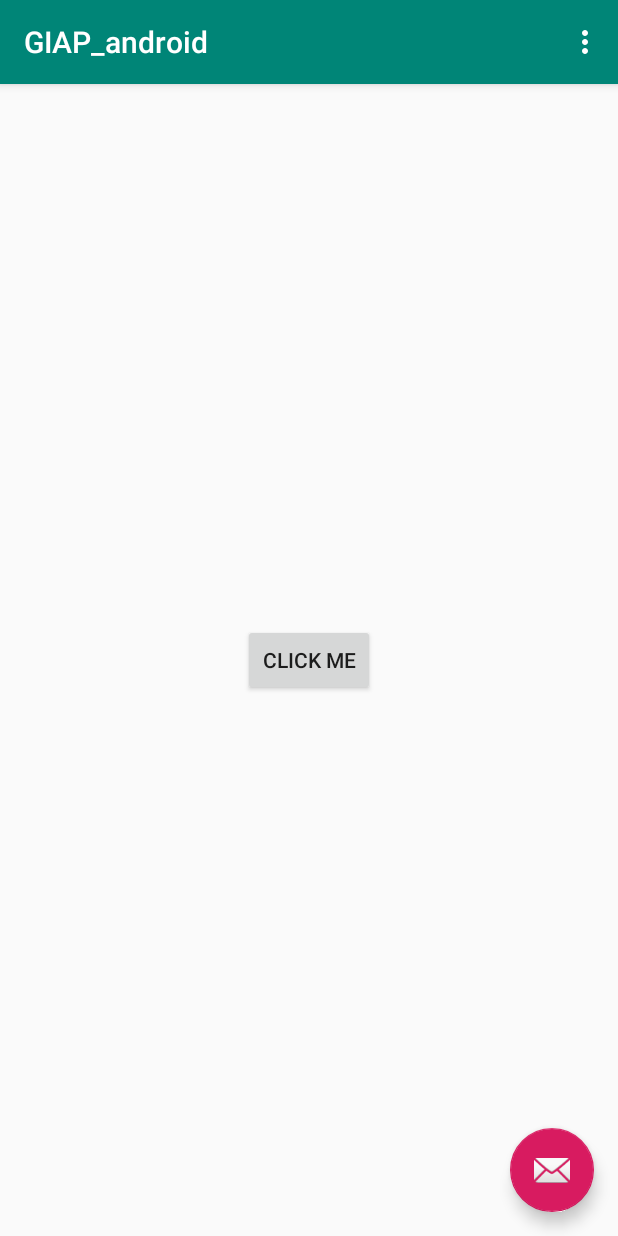
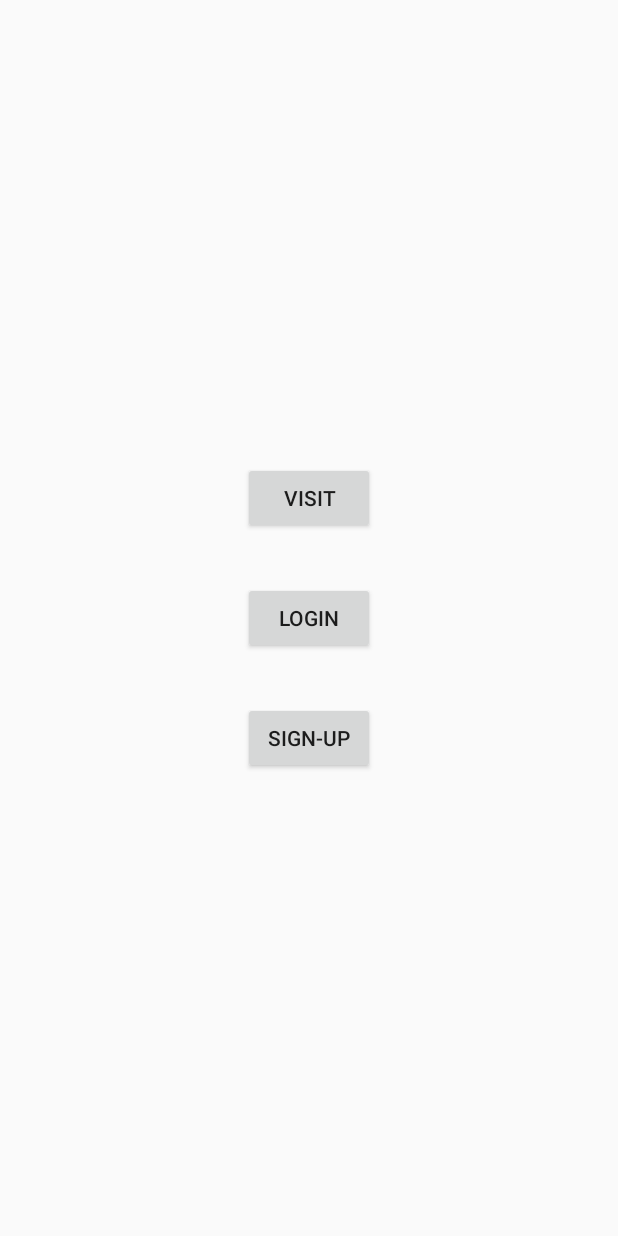
Before and after one commit to tutoruniverse/giap_android, an Android app: the screen it shows after launch (MainActivity), on a phone screen of 412 x 824 dp. Run offline under Robolectric (Android 15) with nearby library versions, the phone set to English and light mode, and no system bars; our stand-ins replace Volley.

Commit message:
feat: Add demo

```diff
--- a/example/src/main/java/ai/gotit/giap_android/MainActivity.java
+++ b/example/src/main/java/ai/gotit/giap_android/MainActivity.java
@@ -2,41 +2,39 @@ package ai.gotit.giap_android;
 
 import android.content.DialogInterface;
 import android.os.Bundle;
-import android.os.StrictMode;
-import android.view.Menu;
-import android.view.MenuItem;
+import android.text.InputType;
 import android.view.View;
 import android.widget.Button;
+import android.widget.EditText;
 
-import com.google.android.material.floatingactionbutton.FloatingActionButton;
-import com.google.android.material.snackbar.Snackbar;
+import org.json.JSONException;
+import org.json.JSONObject;
 
 import ai.gotit.giap.GIAP;
 import androidx.appcompat.app.AlertDialog;
 import androidx.appcompat.app.AppCompatActivity;
-import androidx.appcompat.widget.Toolbar;
 
 public class MainActivity extends AppCompatActivity {
-    private Integer count = 0;
+    private Button loginButton;
+    private Button signUpButton;
+    private Button visitButton;
+    private Button askButton;
+    private Button setFullNameButton;
+    private Button logoutButton;
 
     @Override
     protected void onCreate(Bundle savedInstanceState) {
         super.onCreate(savedInstanceState);
         setContentView(R.layout.activity_main);
-        Toolbar toolbar = findViewById(R.id.toolbar);
-        setSupportActionBar(toolbar);
 
-        FloatingActionButton fab = findViewById(R.id.fab);
-        fab.setOnClickListener(new View.OnClickListener() {
-            @Override
-            public void onClick(View view) {
-                Snackbar.make(view, "Replace with your own action", Snackbar.LENGTH_LONG)
-                        .setAction("Action", null).show();
-            }
-        });
+        loginButton = findViewById(R.id.login_button);
+        signUpButton = findViewById(R.id.sign_up_button);
+        visitButton = findViewById(R.id.visit_button);
+        askButton = findViewById(R.id.ask_button);
+        setFullNameButton = findViewById(R.id.set_full_name_button);
+        logoutButton = findViewById(R.id.logout_button);
 
-        StrictMode.ThreadPolicy policy = new StrictMode.ThreadPolicy.Builder().permitAll().build();
-        StrictMode.setThreadPolicy(policy);
+        setAuthState(false);
 
         final GIAP giap = GIAP.initialize(
                 "https://5e4a53406eafb7001488c319.mockapi.io",
@@ -44,48 +42,145 @@ public class MainActivity extends AppCompatActivity {
                 MainActivity.this
         );
 
-        Button btn = findViewById(R.id.click_me_btn);
-        btn.setOnClickListener(new View.OnClickListener() {
+        loginButton.setOnClickListener(new View.OnClickListener() {
             @Override
-            public void onClick(View view) {
-                //showAlert("Clicked");
-                giap.track("Hello event");
+            public void onClick(View v) {
+                showTextInputDialog(InputType.TYPE_CLASS_TEXT, "User ID", new OnSubmitDialogListener() {
+                    @Override
+                    public void onSubmit(String text) {
+                        giap.identify(text);
+                        setAuthState(true);
+                    }
+                });
+            }
+        });
+
+        signUpButton.setOnClickListener(new View.OnClickListener() {
+            @Override
+            public void onClick(View v) {
+                showTextInputDialog(InputType.TYPE_CLASS_TEXT, "User ID", new OnSubmitDialogListener() {
+                    @Override
+                    public void onSubmit(String text) {
+                        giap.alias(text);
+                        setAuthState(true);
+                    }
+                });
+            }
+        });
+
+        visitButton.setOnClickListener(new View.OnClickListener() {
+            @Override
+            public void onClick(View v) {
+                showTextInputDialog(InputType.TYPE_CLASS_NUMBER, "Economy group", new OnSubmitDialogListener() {
+                    @Override
+                    public void onSubmit(String text) {
+                        try {
+                            JSONObject props = new JSONObject();
+                            props.put("economy_group", Integer.parseInt(text, 10));
+                            giap.track("Visit", props);
+
+                        } catch (JSONException e) {
+                            e.printStackTrace();
+                        }
+                    }
+                });
+            }
+        });
+
+        askButton.setOnClickListener(new View.OnClickListener() {
+            @Override
+            public void onClick(View v) {
+                showTextInputDialog(InputType.TYPE_CLASS_NUMBER, "Problem text", new OnSubmitDialogListener() {
+                    @Override
+                    public void onSubmit(String text) {
+                        try {
+                            JSONObject props = new JSONObject();
+                            props.put("problem_text", text);
+                            giap.track("Ask", props);
+
+                        } catch (JSONException e) {
+                            e.printStackTrace();
+                        }
+                    }
+                });
+            }
+        });
+
+        setFullNameButton.setOnClickListener(new View.OnClickListener() {
+            @Override
+            public void onClick(View v) {
+                showTextInputDialog(InputType.TYPE_CLASS_NUMBER, "Full name", new OnSubmitDialogListener() {
+                    @Override
+                    public void onSubmit(String text) {
+                        try {
+                            JSONObject props = new JSONObject();
+                            props.put("full_name", text);
+                            //giap.setProfileProperty(props);
+
+                        } catch (JSONException e) {
+                            e.printStackTrace();
+                        }
+                    }
+                });
+            }
+        });
+
+        logoutButton.setOnClickListener(new View.OnClickListener() {
+            @Override
+            public void onClick(View v) {
+                // giap.reset();
+                setAuthState(false);
             }
         });
     }
 
-    @Override
-    public boolean onCreateOptionsMenu(Menu menu) {
-        // Inflate the menu; this adds items to the action bar if it is present.
-        getMenuInflater().inflate(R.menu.menu_main, menu);
-        return true;
+    private void setAuthState(boolean loggedIn) {
+        if (loggedIn) {
+            loginButton.setVisibility(Button.GONE);
+            signUpButton.setVisibility(Button.GONE);
+            visitButton.setVisibility(Button.GONE);
+            askButton.setVisibility(Button.VISIBLE);
+            setFullNameButton.setVisibility(Button.VISIBLE);
+            logoutButton.setVisibility(Button.VISIBLE);
+        } else {
+            loginButton.setVisibility(Button.VISIBLE);
+            signUpButton.setVisibility(Button.VISIBLE);
+            visitButton.setVisibility(Button.VISIBLE);
+            askButton.setVisibility(Button.GONE);
+            setFullNameButton.setVisibility(Button.GONE);
+            logoutButton.setVisibility(Button.GONE);
+        }
     }
 
-    @Override
-    public boolean onOptionsItemSelected(MenuItem item) {
-        // Handle action bar item clicks here. The action bar will
-        // automatically handle clicks on the Home/Up button, so long
-        // as you specify a parent activity in AndroidManifest.xml.
-        int id = item.getItemId();
+    private void showTextInputDialog(int inputType, String title, final OnSubmitDialogListener onSubmit) {
+        AlertDialog.Builder builder = new AlertDialog.Builder(this);
+        builder.setTitle(title);
 
-        //noinspection SimplifiableIfStatement
-        if (id == R.id.action_settings) {
-            return true;
-        }
+        // Set up the input
+        final EditText input = new EditText(this);
+        // Specify the type of input expected; this, for example, sets the input as a password, and will mask the text
+        input.setInputType(inputType);
 
-        return super.onOptionsItemSelected(item);
+        builder.setView(input);
+
+        // Set up the buttons
+        builder.setPositiveButton("OK", new DialogInterface.OnClickListener() {
+            @Override
+            public void onClick(DialogInterface dialog, int which) {
+                onSubmit.onSubmit(input.getText().toString());
+            }
+        });
+        builder.setNegativeButton("Cancel", new DialogInterface.OnClickListener() {
+            @Override
+            public void onClick(DialogInterface dialog, int which) {
+                dialog.cancel();
+            }
+        });
+
+        builder.show();
     }
 
-    public void showAlert(String text) {
-        AlertDialog alertDialog = new AlertDialog.Builder(MainActivity.this).create();
-        alertDialog.setTitle("Alert");
-        alertDialog.setMessage(text);
-        alertDialog.setButton(AlertDialog.BUTTON_NEUTRAL, "OK",
-                new DialogInterface.OnClickListener() {
-                    public void onClick(DialogInterface dialog, int which) {
-                        dialog.dismiss();
-                    }
-                });
-        alertDialog.show();
+    interface OnSubmitDialogListener {
+        void onSubmit(String text);
     }
 }
--- a/example/src/main/res/layout/activity_main.xml
+++ b/example/src/main/res/layout/activity_main.xml
@@ -1,33 +1,49 @@
 <?xml version="1.0" encoding="utf-8"?>
-<androidx.coordinatorlayout.widget.CoordinatorLayout xmlns:android="http://schemas.android.com/apk/res/android"
-    xmlns:app="http://schemas.android.com/apk/res-auto"
-    xmlns:tools="http://schemas.android.com/tools"
+<LinearLayout xmlns:android="http://schemas.android.com/apk/res/android"
     android:layout_width="match_parent"
     android:layout_height="match_parent"
-    tools:context=".MainActivity">
+    android:gravity="center"
+    android:orientation="vertical">
 
-    <com.google.android.material.appbar.AppBarLayout
-        android:layout_width="match_parent"
-        android:layout_height="wrap_content"
-        android:theme="@style/AppTheme.AppBarOverlay">
-
-        <androidx.appcompat.widget.Toolbar
-            android:id="@+id/toolbar"
-            android:layout_width="match_parent"
-            android:layout_height="?attr/actionBarSize"
-            android:background="?attr/colorPrimary"
-            app:popupTheme="@style/AppTheme.PopupOverlay" />
-
-    </com.google.android.material.appbar.AppBarLayout>
-
-    <include layout="@layout/content_main" />
-
-    <com.google.android.material.floatingactionbutton.FloatingActionButton
-        android:id="@+id/fab"
+    <Button
+        android:id="@+id/visit_button"
         android:layout_width="wrap_content"
         android:layout_height="wrap_content"
-        android:layout_gravity="bottom|end"
-        android:layout_margin="@dimen/fab_margin"
-        app:srcCompat="@android:drawable/ic_dialog_email" />
+        android:text="Visit" />
 
-</androidx.coordinatorlayout.widget.CoordinatorLayout>
+    <Button
+        android:id="@+id/login_button"
+        android:layout_width="wrap_content"
+        android:layout_height="wrap_content"
+        android:layout_marginTop="32dp"
+        android:text="Login" />
+
+    <Button
+        android:id="@+id/sign_up_button"
+        android:layout_width="wrap_content"
+        android:layout_height="wrap_content"
+        android:layout_marginTop="32dp"
+        android:text="Sign-Up" />
+
+
+    <Button
+        android:id="@+id/ask_button"
+        android:layout_width="wrap_content"
+        android:layout_height="wrap_content"
+        android:text="Ask" />
+
+    <Button
+        android:id="@+id/set_full_name_button"
+        android:layout_width="wrap_content"
+        android:layout_height="wrap_content"
+        android:layout_marginTop="32dp"
+        android:text="Set full name" />
+
+    <Button
+        android:id="@+id/logout_button"
+        android:layout_width="wrap_content"
+        android:layout_height="wrap_content"
+        android:layout_marginTop="32dp"
+        android:text="Log out" />
+
+</LinearLayout>
```
